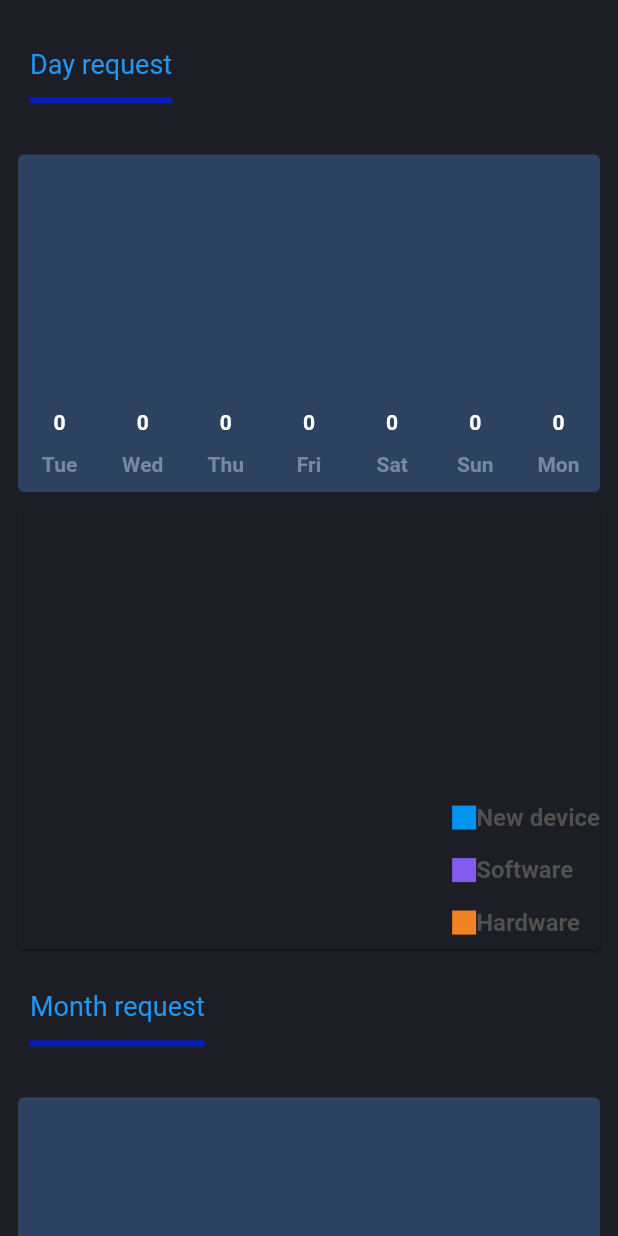
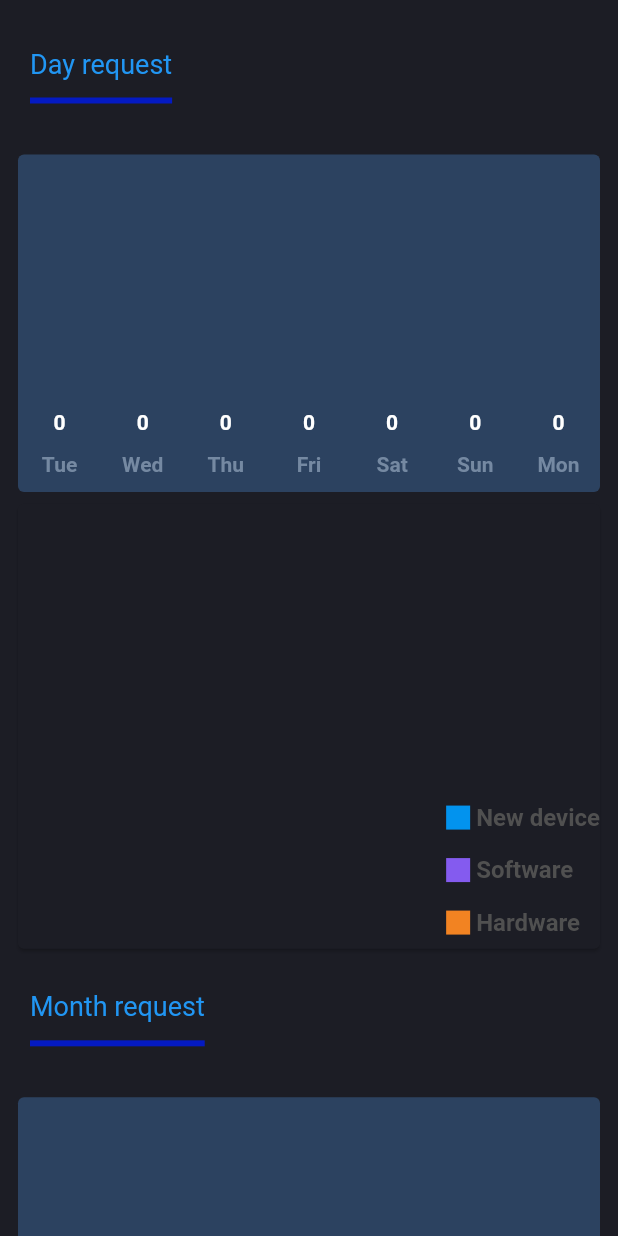
Before and after one commit to 4st-pho/device_manage, a Flutter app: the DashboardPage screen opened directly, on a phone screen of 412 x 824 dp. Run offline on Flutter 3.47's test engine with Material 2 defaults, Android fonts, the phone set to English and light mode, and no system bars; drawn by our look-alikes of fl_chart; our stand-ins replace cloud_firestore, firebase_auth, firebase_core, firebase_storage, google_nav_bar, image_picker and 3 more; accounts and stored records are empty.

Commit message:
add extension getColor and getAlias for ErrorType

```diff
--- a/lib/enums/error_type.dart
+++ b/lib/enums/error_type.dart
@@ -1 +1,32 @@
-enum ErrorType {noError, software, hardware}
+import 'package:flutter/material.dart';
+import 'package:manage_devices_app/constants/app_strings.dart';
+
+enum ErrorType { noError, software, hardware }
+
+extension ErrorTypeExtension on ErrorType {
+  Color get getColor {
+    switch (this) {
+      case ErrorType.noError:
+        return const Color(0xff0293ee);
+      case ErrorType.software:
+        return const Color(0xff845bef);
+      case ErrorType.hardware:
+        return const Color.fromARGB(255, 242, 131, 34);
+      default:
+        return Colors.transparent;
+    }
+  }
+
+  String get getAlias {
+    switch (this) {
+      case ErrorType.noError:
+        return AppString.newDevice;
+      case ErrorType.software:
+        return AppString.software;
+      case ErrorType.hardware:
+        return AppString.hardware;
+      default:
+        return '';
+    }
+  }
+}
--- a/lib/pages/admin/dashboard_page.dart
+++ b/lib/pages/admin/dashboard_page.dart
@@ -3,8 +3,6 @@ import 'package:manage_devices_app/constants/app_color.dart';
 import 'package:manage_devices_app/constants/app_strings.dart';
 import 'package:manage_devices_app/constants/app_style.dart';
 import 'package:manage_devices_app/enums/chart_type.dart';
-import 'package:manage_devices_app/enums/error_type.dart';
-import 'package:manage_devices_app/model/request_chart.dart';
 import 'package:manage_devices_app/pages/admin/widgets/bar_chart_request.dart';
 import 'package:manage_devices_app/pages/admin/widgets/pie_chart_request.dart';
 import 'package:manage_devices_app/widgets/common/shimmer_list.dart';
@@ -20,21 +18,6 @@ class DashboardPage extends StatefulWidget {
 }
 
 class _DashboardPageState extends State<DashboardPage> {
-  final List<RequestChart> requestChart = [
-    RequestChart(
-        errorType: ErrorType.noError,
-        alias: AppString.newDevice,
-        color: const Color(0xff0293ee)),
-    RequestChart(
-        errorType: ErrorType.software,
-        alias: AppString.software,
-        color: const Color(0xff845bef)),
-    RequestChart(
-        errorType: ErrorType.hardware,
-        alias: AppString.hardware,
-        color: const Color.fromARGB(255, 242, 131, 34)),
-  ];
-
   late final DashbroadBloc _dashbroadBloc;
   @override
   void initState() {
@@ -79,7 +62,6 @@ class _DashboardPageState extends State<DashboardPage> {
               return PieChartRequest(
                 preChartPercent:
                     _dashbroadBloc.listPercentRequestTypeOfAllRequest(),
-                requestChart: requestChart,
               );
             }
             return ShimmerList.chartShimmer;
@@ -101,7 +83,6 @@ class _DashboardPageState extends State<DashboardPage> {
         } else if (snapshot.hasData) {
           return PieChartRequest(
             preChartPercent: _dashbroadBloc.listPercentRequestTypeIn12Month(),
-            requestChart: requestChart,
           );
         }
         return ShimmerList.chartShimmer;
@@ -147,7 +128,6 @@ class _DashboardPageState extends State<DashboardPage> {
         } else if (snapshot.hasData) {
           return PieChartRequest(
             preChartPercent: _dashbroadBloc.listPercentRequestTypeInWeek(),
-            requestChart: requestChart,
           );
         }
         return ShimmerList.chartShimmer;
--- a/lib/pages/admin/widgets/indicator.dart
+++ b/lib/pages/admin/widgets/indicator.dart
@@ -23,7 +23,7 @@ class Indicator extends StatelessWidget {
         Container(
           width: size,
           height: size,
-          padding: const EdgeInsets.only(bottom: 4),
+          margin: const EdgeInsets.only(right: 4),
           decoration: BoxDecoration(
             shape: isSquare ? BoxShape.rectangle : BoxShape.circle,
             color: color,
--- a/lib/pages/admin/widgets/pie_chart_request.dart
+++ b/lib/pages/admin/widgets/pie_chart_request.dart
@@ -3,18 +3,20 @@ import 'package:flutter/material.dart';
 
 import 'package:manage_devices_app/constants/app_color.dart';
 import 'package:manage_devices_app/enums/error_type.dart';
-import 'package:manage_devices_app/model/request_chart.dart';
 import 'package:manage_devices_app/pages/admin/widgets/indicator.dart';
 
-class PieChartRequest extends StatelessWidget {
+class PieChartRequest extends StatefulWidget {
   final Map<ErrorType, double> preChartPercent;
-  final List<RequestChart> requestChart;
   const PieChartRequest({
     Key? key,
     required this.preChartPercent,
-    required this.requestChart,
   }) : super(key: key);
 
+  @override
+  State<PieChartRequest> createState() => _PieChartRequestState();
+}
+
+class _PieChartRequestState extends State<PieChartRequest> {
   @override
   Widget build(BuildContext context) {
     return AspectRatio(
@@ -54,13 +56,13 @@ class PieChartRequest extends StatelessWidget {
         mainAxisSize: MainAxisSize.max,
         mainAxisAlignment: MainAxisAlignment.end,
         crossAxisAlignment: CrossAxisAlignment.start,
-        children: requestChart.map(
-          (r) {
+        children: ErrorType.values.map(
+          (errorType) {
             return Padding(
               padding: const EdgeInsets.symmetric(vertical: 8),
               child: Indicator(
-                color: r.color,
-                text: r.alias,
+                color: errorType.getColor,
+                text: errorType.getAlias,
                 isSquare: true,
               ),
             );
@@ -74,25 +76,11 @@ class PieChartRequest extends StatelessWidget {
     return List.generate(
       ErrorType.values.length,
       (i) {
-        final key = ErrorType.values[i];
-        for (var rc in requestChart) {
-          if (rc.errorType == key) {
-            return PieChartSectionData(
-              color: rc.color,
-              value: preChartPercent[key],
-              title: '${preChartPercent[key]}%',
-              radius: radius,
-              titleStyle: const TextStyle(
-                  fontSize: fontSize,
-                  fontWeight: FontWeight.bold,
-                  color: Color(0xffffffff)),
-            );
-          }
-        }
+        final errorType = ErrorType.values[i];
         return PieChartSectionData(
-          color: Colors.blueGrey.shade800,
-          value: 0,
-          title: '',
+          color: errorType.getColor,
+          value: widget.preChartPercent[errorType],
+          title: '${widget.preChartPercent[errorType]}%',
           radius: radius,
           titleStyle: const TextStyle(
               fontSize: fontSize,
```
